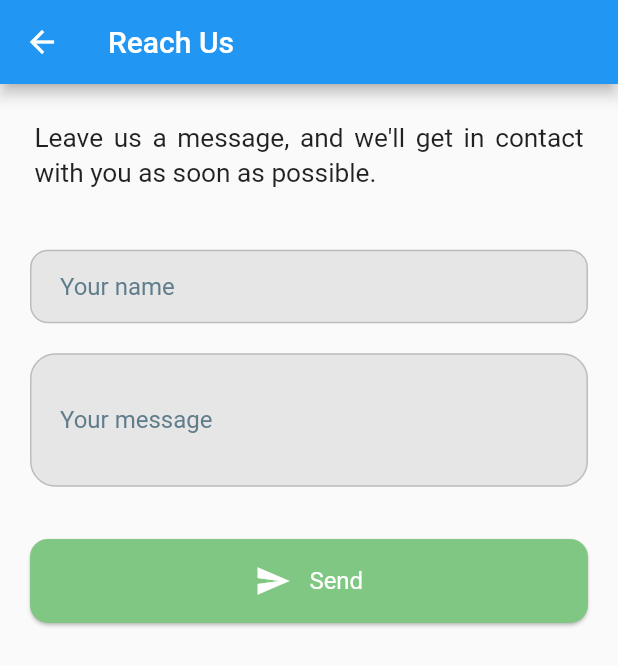
After one commit to Safaanam/flutter_components, a Flutter app: the ReachUs screen opened directly, after a tap on "Send", on a phone screen of 412 x 824 dp. The commit adds this screen. Shown: the top 666 px of the screen. Run offline on Flutter 3.47's test engine with Material 2 defaults, Android fonts, the phone set to English and light mode, and no system bars.

Commit message:
feedback added with email to

```diff
--- /dev/null
+++ b/lib/feedback/reach_us.dart
@@ -0,0 +1,173 @@
+import 'package:flutter/material.dart';
+import 'package:flutter_components/feedback/utils.dart';
+
+class ReachUs extends StatefulWidget {
+  const ReachUs({Key? key}) : super(key: key);
+
+  @override
+  _ReachUsState createState() => _ReachUsState();
+}
+
+class _ReachUsState extends State<ReachUs> {
+
+  TextEditingController t1 = TextEditingController();
+  TextEditingController t2 = TextEditingController();
+  String name = '';
+  String message = '';
+
+  @override
+  Widget build(BuildContext context) {
+    return Scaffold(
+      appBar: AppBar(
+        title: const Text("Reach Us"),
+      ),
+      body: Padding(
+        padding: const EdgeInsets.all(10.0),
+        child: Column(
+          mainAxisAlignment: MainAxisAlignment.start,
+            children: <Widget>[
+              const Padding(
+                padding:
+                EdgeInsets.symmetric(vertical: 14.0, horizontal: 13),
+                child: Text(
+                  "Leave us a message, and we'll get in contact with you as soon as possible. ",
+                  style: TextStyle(
+                    fontSize: 17.5,
+                    height: 1.3,
+                  ),
+                  textAlign: TextAlign.justify,
+                ),
+              ),
+              SizedBox(
+                height: MediaQuery.of(context).size.height * 0.02,
+              ),
+              ///name section
+              Padding(
+                padding: const EdgeInsets.all(10.0),
+                child: TextField(
+                  onChanged: (val) {
+                    if (val.isNotEmpty) name = val;
+                  },
+                  controller: t1,
+                  decoration: InputDecoration(
+                    fillColor: const Color(0xffe6e6e6),
+                    filled: true,
+                    contentPadding:
+                    const EdgeInsets.symmetric(vertical: 15, horizontal: 20),
+                    hintText: 'Your name',
+                    hintStyle: const TextStyle(
+                        color: Colors.blueGrey,),
+                    border: OutlineInputBorder(
+                      borderRadius: const BorderRadius.all(
+                        Radius.circular(12),
+                      ),
+                      borderSide: BorderSide(color: Colors.grey.shade400),
+                    ),
+                    enabledBorder: OutlineInputBorder(
+                      borderRadius: const BorderRadius.all(
+                        Radius.circular(12),
+                      ),
+                      borderSide: BorderSide(color: Colors.grey.shade400),
+                    ),
+                    focusedBorder: OutlineInputBorder(
+                      borderRadius: const BorderRadius.all(
+                        Radius.circular(12),
+                      ),
+                      borderSide: BorderSide(color: Colors.grey.shade400),
+                    ),
+                  ),
+                ),
+              ),
+              SizedBox(
+                height: MediaQuery.of(context).size.height * 0.0001,
+              ),
+              ///message section
+              Padding(
+                padding: const EdgeInsets.all(10),
+                child: TextField(
+                  onChanged: (val) {
+                    if (val.isNotEmpty) message = val;
+                  },
+                  textAlign: TextAlign.start,
+                  controller: t2,
+                  decoration: InputDecoration(
+                    fillColor: const Color(0xffe6e6e6),
+                    filled: true,
+                    contentPadding:
+                    const EdgeInsets.symmetric(vertical: 35, horizontal: 20),
+                    hintText: 'Your message',
+                    hintStyle: const TextStyle(
+                      color: Colors.blueGrey,
+                    ),
+                    border: OutlineInputBorder(
+                      borderRadius: const BorderRadius.all(
+                        Radius.circular(17),
+                      ),
+                      borderSide: BorderSide(color: Colors.grey.shade400),
+                    ),
+                    enabledBorder: OutlineInputBorder(
+                      borderRadius: const BorderRadius.all(
+                        Radius.circular(17),
+                      ),
+                      borderSide: BorderSide(color: Colors.grey.shade400),
+                    ),
+                    focusedBorder: OutlineInputBorder(
+                      borderRadius: const BorderRadius.all(
+                        Radius.circular(17),
+                      ),
+                      borderSide: BorderSide(color: Colors.grey.shade400),
+                    ),
+                  ),
+                ),
+              ),
+              SizedBox(
+                height: MediaQuery.of(context).size.height * 0.03,
+              ),
+              ///submit
+              Card( margin: const EdgeInsets.symmetric(horizontal: 10.0),
+                color: Colors.green[300],
+                shape: RoundedRectangleBorder(
+                  borderRadius: BorderRadius.circular(12.0),
+                ),
+                child: GestureDetector(
+                  onTap: () {
+                    setState(() {
+                      t1.clear();
+                      t2.clear();
+                      Utils.openEmail(
+                        toEmail: 'example123@gmail.com',
+                        subject: name,
+                        body: message,
+                      );
+                    });
+                  },
+                  child: ListTile(
+                    title: Row(
+                      mainAxisAlignment: MainAxisAlignment.center,
+                      children: <Widget>[
+                        const Center(
+                            child: Icon(
+                              Icons.send,
+                              color: Colors.white,
+                            )),
+                        SizedBox(
+                          width: MediaQuery.of(context).size.width * 0.03,
+                        ),
+                        const Center(
+                            child: Text(
+                              "Send",
+                              textAlign: TextAlign.center,
+                              style: TextStyle(
+                                  color: Colors.white,),
+                            )),
+                      ],
+                    ),
+                  ),
+                ),
+              ),
+            ]
+        ),
+      ),
+    );
+  }
+}
--- /dev/null
+++ b/lib/feedback/utils.dart
@@ -0,0 +1,22 @@
+import 'package:url_launcher/url_launcher.dart';
+
+class Utils {
+
+  static Future openEmail({
+    required String toEmail,
+    required String subject,
+    required String body,
+  }) async {
+    final url =
+        'mailto:$toEmail?subject=${Uri.encodeFull(subject)}&body=${Uri.encodeFull(body)}';
+
+    await _launchUrl(url);
+  }
+
+  static Future _launchUrl(String url) async {
+    if (await canLaunch(url)) {
+      await launch(url);
+    }
+  }
+
+}
--- a/lib/main.dart
+++ b/lib/main.dart
@@ -1,4 +1,5 @@
 import 'package:flutter/material.dart';
+import 'package:flutter_components/feedback/reach_us.dart';
 
 void main() {
   runApp(const MyApp());
@@ -10,8 +11,8 @@ class MyApp extends StatelessWidget {
   Widget build(BuildContext context) {
     return const MaterialApp(
       debugShowCheckedModeBanner: false,
-      title: 'Flutter Cards',
-      home: MyHomePage(title: 'Flutter CardView'),
+      title: 'Flutter feedback',
+      home: MyHomePage(title: 'Flutter Feedback'),
     );
   }
 }
@@ -36,8 +37,12 @@ class _MyHomePageState extends State<MyHomePage> {
         appBar: AppBar(
           title: Text(widget.title),
         ),
-        body: const Center(
-          child: Text("Hello World")
+        body: Center(
+          child: ElevatedButton(onPressed: () { Navigator.push(context,
+              MaterialPageRoute(builder: (_) => const ReachUs()));
+          },
+              child: const Text("FeedBack")
+          )
         ),
       ),
     );
--- a/pubspec.yaml
+++ b/pubspec.yaml
@@ -27,6 +27,7 @@ environment:
 # the latest version available on pub.dev. To see which dependencies have newer
 # versions available, run `flutter pub outdated`.
 dependencies:
+  url_launcher: ^6.0.15
   flutter:
     sdk: flutter
 
```
Also changed, not shown: pubspec.lock, 1 other file.
